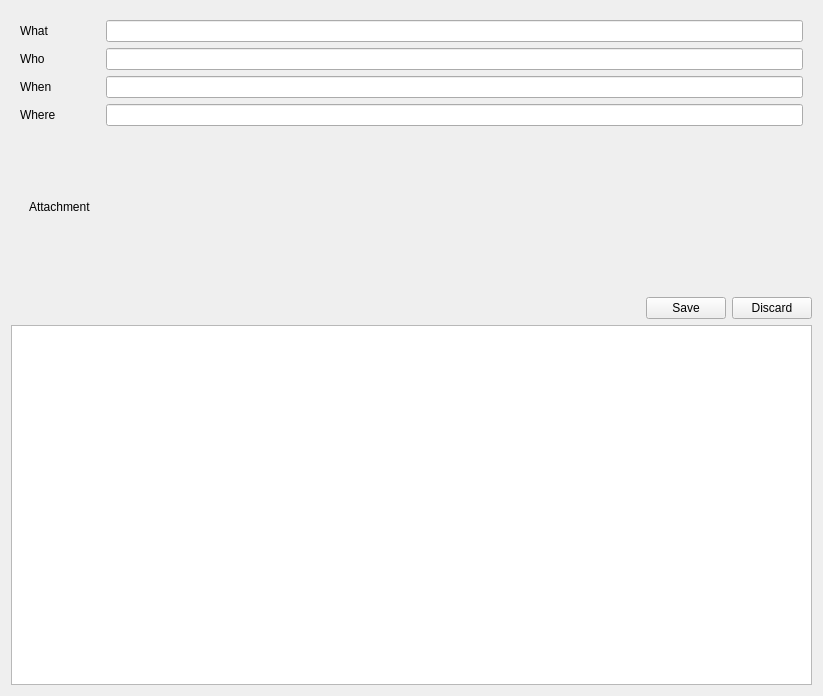
NightFeather/ase-2021-fall, file editor/editorwidget.ui: the form before one commit.
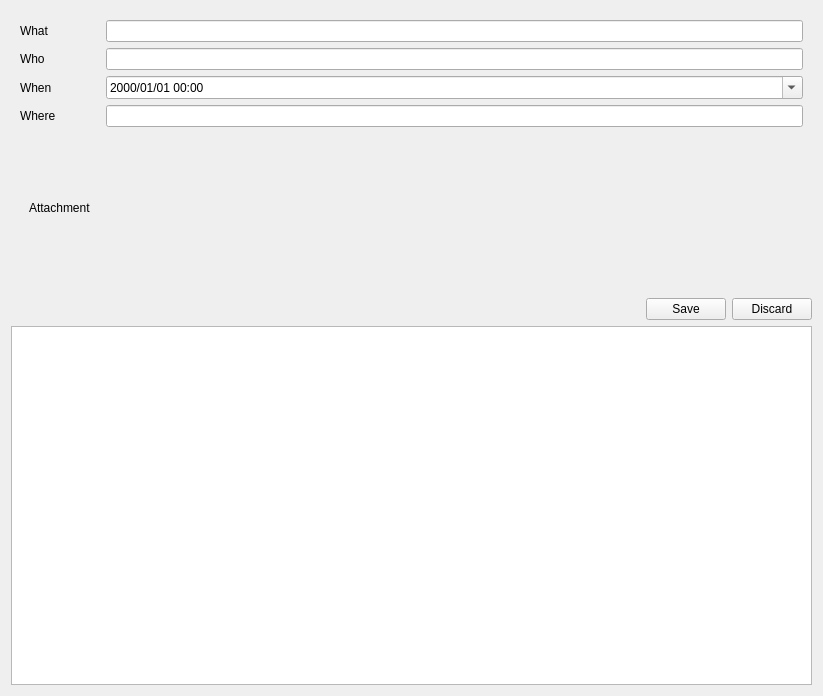
The form after the commit. Custom widgets are drawn as their Qt base class.

Commit message:
Filling up editor logic
use datetimeedit instead of text for datetime

Patch:
```diff
--- a/editor/editorwidget.ui
+++ b/editor/editorwidget.ui
@@ -56,9 +56,6 @@
         </property>
        </widget>
       </item>
-      <item row="2" column="1">
-       <widget class="QLineEdit" name="when"/>
-      </item>
       <item row="3" column="0">
        <widget class="QLabel" name="label_4">
         <property name="text">
@@ -97,6 +94,16 @@
       <item row="4" column="1">
        <widget class="AttachmentList" name="attachments" native="true"/>
       </item>
+      <item row="2" column="1">
+       <widget class="QDateTimeEdit" name="when">
+        <property name="displayFormat">
+         <string>yyyy/MM/dd hh:mm</string>
+        </property>
+        <property name="calendarPopup">
+         <bool>true</bool>
+        </property>
+       </widget>
+      </item>
      </layout>
     </widget>
    </item>
```
The commit also changes 2 other files.
